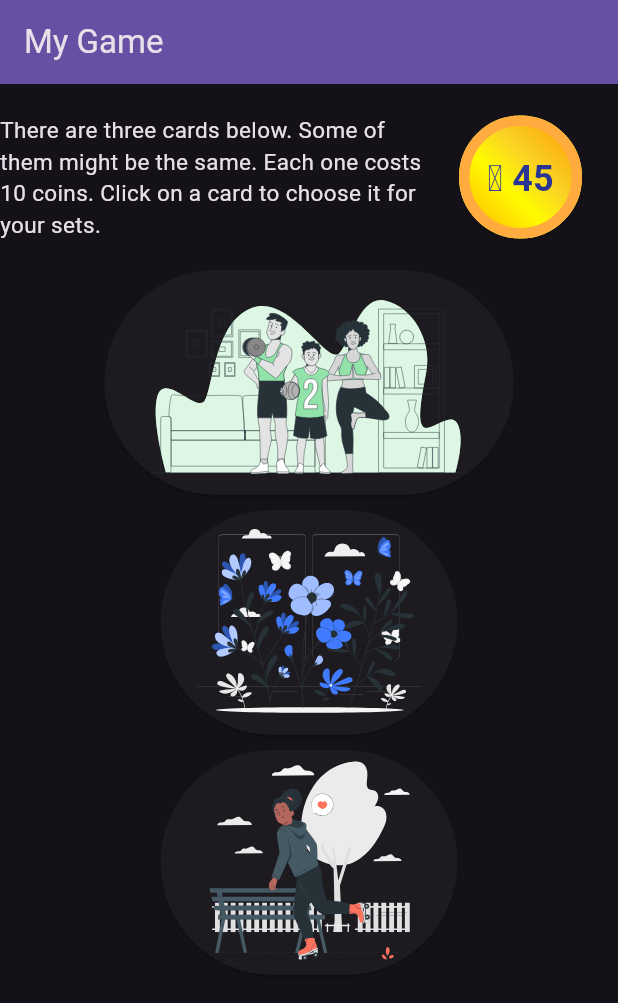
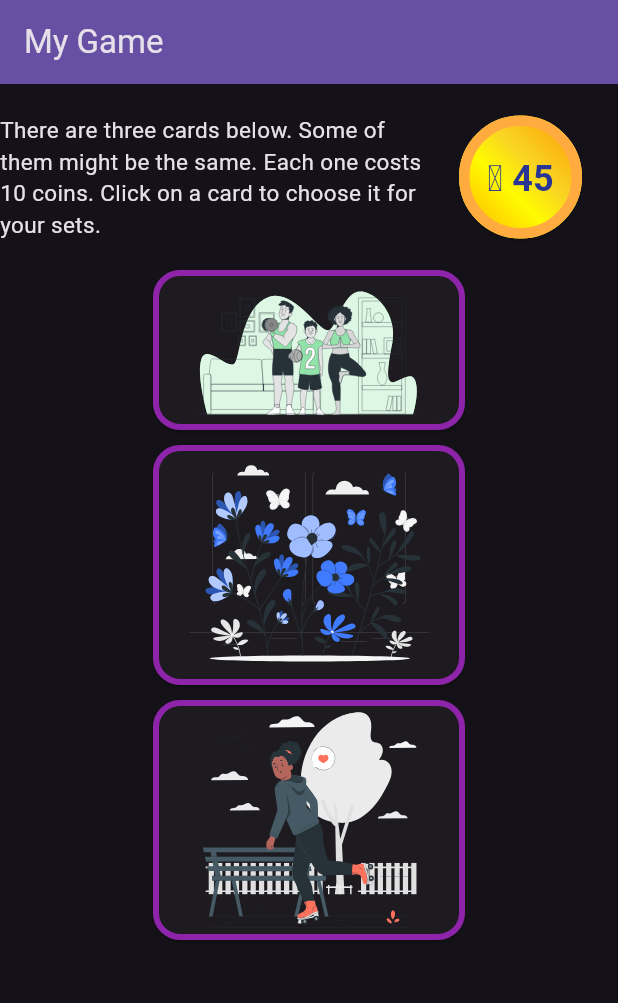
Before and after one commit to fflowio/mobile_game, a Flutter app: the screen it shows after launch, after a tap on "Start", on a phone screen of 412 x 824 dp. Shown: the top 1003 px of the screen. Run offline on Flutter 3.47's test engine with Material 3 defaults, Android fonts, the phone set to English and light mode, and no system bars; our stand-ins replace flutter_svg.

Commit message:
Clickable card border

```diff
--- a/lib/components/image_helpers.dart
+++ b/lib/components/image_helpers.dart
@@ -7,10 +7,10 @@ class ImageHelpers {
   static final List<String> categories = ["Rollers", "SportFamily", "SpringFlower"];
   static final List<String> allTypes = ["Amico", "Bro", "Cuate", "Pana", "Rafiki"];
   static final List<String> limitedTypes = ["Amico", "Bro", "Pana", "Rafiki"];
-  static final _random = new Random();
+  static final _random = Random();
 
-  static Widget getPicture(String name, int height) {
-    return SvgPicture.asset(name, height: height.toDouble());
+  static Widget getPicture(String name, int width) {
+    return SvgPicture.asset(name, width: width.toDouble());
   }
 
   static Widget randomPictureLink(dynamic selectCard) {
@@ -27,7 +27,18 @@ class ImageHelpers {
     debugPrint(name);
     return ElevatedButton(
       onPressed: () => selectCard(name),
-      child: getPicture(name, 150)
+      style: ButtonStyle(
+        shape: WidgetStateProperty.all<RoundedRectangleBorder>(
+          RoundedRectangleBorder(
+            borderRadius: BorderRadius.circular(18.0),
+            side: BorderSide(
+              color: Colors.purple.shade600,
+              width: 4
+            ),
+          )
+        )
+      ),
+      child: getPicture(name, 160)
     );
   }
 }
--- a/lib/views/home_page.dart
+++ b/lib/views/home_page.dart
@@ -25,14 +25,14 @@ class HomePage extends StatefulWidget {
 class _HomePageState extends State<HomePage> {
   int _coins = 45;
   String _showContents = "default";
-  List<String> _cards = [];
+  final List<String> _cards = [];
 
   changeContents(String newContents) {
     setState(() => _showContents = newContents);
   }
 
   selectCard(String cardName) {
-    debugPrint("Select card " + cardName);
+    debugPrint("Select card $cardName");
     if (_coins >= 10) {
       _coins -= 10;
       _cards.add(cardName);
@@ -72,6 +72,7 @@ class _HomePageState extends State<HomePage> {
     return Column(
       children: [
         ImageHelpers.getPicture("assets/images/StoryboardAmico.svg", 300),
+        const SizedBox(height: 20),
         ElevatedButton(
           onPressed: () => changeContents("three"),
           style: ButtonStyle(
@@ -109,17 +110,6 @@ class _HomePageState extends State<HomePage> {
         Widgets.numberIcon(_coins)
       ]
     );
-  }
-
-  void _incrementCounter() {
-    setState(() {
-      // This call to setState tells the Flutter framework that something has
-      // changed in this State, which causes it to rerun the build method below
-      // so that the display can reflect the updated values. If we changed
-      // _counter without calling setState(), then the build method would not be
-      // called again, and so nothing would appear to happen.
-      _coins;
-    });
   }
 
   @override
```
